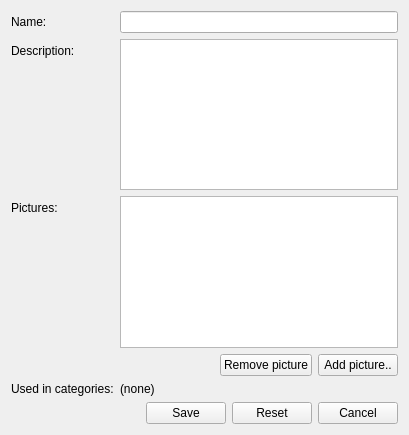
Wolframe/configurator, file client/uiforms/feature_edit.ui: the form before one commit.
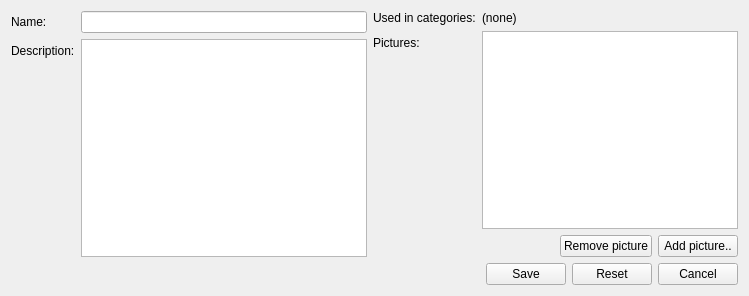
The form after the commit. Icons and pictures are not drawn.

Commit message: fixed layout of feature add/edit dialogs, updated todo list

Diff of the .ui file:
```diff
--- a/client/uiforms/feature_edit.ui
+++ b/client/uiforms/feature_edit.ui
@@ -6,8 +6,8 @@
    <rect>
     <x>0</x>
     <y>0</y>
-    <width>409</width>
-    <height>435</height>
+    <width>749</width>
+    <height>296</height>
    </rect>
   </property>
   <property name="windowTitle">
@@ -23,20 +23,62 @@
   <property name="answer" stdset="0">
    <string>Feature feature {id={main.id}; parentID={?}; root{{?}}; name{{main.name}}; description{{main.description}}; used_categories {{main.used_categories}}; picture[] {picture {id={?}}}}</string>
   </property>
-  <layout class="QFormLayout" name="formLayout">
-   <property name="fieldGrowthPolicy">
-    <enum>QFormLayout::AllNonFixedFieldsGrow</enum>
-   </property>
+  <layout class="QGridLayout" name="gridLayout">
+   <item row="6" column="0" colspan="2">
+    <layout class="QHBoxLayout" name="horizontalLayout_2">
+     <item>
+      <spacer name="horizontalSpacer">
+       <property name="orientation">
+        <enum>Qt::Horizontal</enum>
+       </property>
+       <property name="sizeHint" stdset="0">
+        <size>
+         <width>40</width>
+         <height>20</height>
+        </size>
+       </property>
+      </spacer>
+     </item>
+     <item>
+      <widget class="QPushButton" name="save">
+       <property name="text">
+        <string>Save</string>
+       </property>
+       <property name="action" stdset="0">
+        <string notr="true">updateFeature feature {id={main.id}; name{{main.name}}; description{{main.description}}; pictures {picture[] {id={main.pictures.id}}} }</string>
+       </property>
+       <property name="form" stdset="0">
+        <string notr="true">_CLOSE_</string>
+       </property>
+       <property name="datasignal:clicked" stdset="0">
+        <string>features</string>
+       </property>
+      </widget>
+     </item>
+     <item>
+      <widget class="QPushButton" name="reset">
+       <property name="text">
+        <string>Reset</string>
+       </property>
+       <property name="form" stdset="0">
+        <string notr="true">_RESET_</string>
+       </property>
+      </widget>
+     </item>
+     <item>
+      <widget class="QPushButton" name="cancel">
+       <property name="text">
+        <string>Cancel</string>
+       </property>
+       <property name="form" stdset="0">
+        <string notr="true">_CLOSE_</string>
+       </property>
+      </widget>
+     </item>
+    </layout>
+   </item>
    <item row="0" column="0">
-    <widget class="QLabel" name="label_name">
-     <property name="text">
-      <string>Name:</string>
-     </property>
-     <property name="buddy">
-      <cstring>name</cstring>
-     </property>
-    </widget>
-   </item>
+    <layout class="QFormLayout" name="formLayout_2">
    <item row="0" column="1">
     <widget class="QLineEdit" name="name">
      <property name="initialFocus" stdset="0">
@@ -44,6 +86,19 @@
      </property>
     </widget>
    </item>
+     <item row="0" column="0">
+      <widget class="QLabel" name="label_name">
+       <property name="text">
+        <string>Name:</string>
+       </property>
+       <property name="buddy">
+        <cstring>name</cstring>
+       </property>
+      </widget>
+     </item>
+     <item row="1" column="1">
+      <widget class="QPlainTextEdit" name="description"/>
+     </item>
    <item row="1" column="0">
     <widget class="QLabel" name="label_description">
      <property name="text">
@@ -54,20 +109,11 @@
      </property>
     </widget>
    </item>
+    </layout>
+   </item>
+   <item row="0" column="1">
+    <layout class="QFormLayout" name="formLayout_4">
    <item row="1" column="1">
-    <widget class="QPlainTextEdit" name="description"/>
-   </item>
-   <item row="2" column="0">
-    <widget class="QLabel" name="label">
-     <property name="text">
-      <string>Pictures:</string>
-     </property>
-     <property name="buddy">
-      <cstring>pictures</cstring>
-     </property>
-    </widget>
-   </item>
-   <item row="2" column="1">
     <widget class="QListWidget" name="pictures">
      <property name="iconSize">
       <size>
@@ -101,7 +147,31 @@
      </property>
     </widget>
    </item>
-   <item row="3" column="1">
+     <item row="1" column="0">
+      <widget class="QLabel" name="label">
+       <property name="text">
+        <string>Pictures:</string>
+       </property>
+       <property name="buddy">
+        <cstring>pictures</cstring>
+       </property>
+      </widget>
+     </item>
+     <item row="0" column="0">
+      <widget class="QLabel" name="label_2">
+       <property name="text">
+        <string>Used in categories:</string>
+       </property>
+      </widget>
+     </item>
+     <item row="0" column="1">
+      <widget class="QLabel" name="used_categories">
+       <property name="text">
+        <string>(none)</string>
+       </property>
+      </widget>
+     </item>
+     <item row="2" column="1">
     <layout class="QHBoxLayout" name="horizontalLayout">
      <item>
       <spacer name="horizontalSpacer_2">
@@ -143,71 +213,6 @@
       </widget>
      </item>
     </layout>
-   </item>
-   <item row="4" column="0">
-    <widget class="QLabel" name="label_2">
-     <property name="text">
-      <string>Used in categories:</string>
-     </property>
-    </widget>
-   </item>
-   <item row="4" column="1">
-    <widget class="QLabel" name="used_categories">
-     <property name="text">
-      <string>(none)</string>
-     </property>
-    </widget>
-   </item>
-   <item row="6" column="0" colspan="2">
-    <layout class="QHBoxLayout" name="horizontalLayout_2">
-     <item>
-      <spacer name="horizontalSpacer">
-       <property name="orientation">
-        <enum>Qt::Horizontal</enum>
-       </property>
-       <property name="sizeHint" stdset="0">
-        <size>
-         <width>40</width>
-         <height>20</height>
-        </size>
-       </property>
-      </spacer>
-     </item>
-     <item>
-      <widget class="QPushButton" name="save">
-       <property name="text">
-        <string>Save</string>
-       </property>
-       <property name="action" stdset="0">
-        <string notr="true">updateFeature feature {id={main.id}; name{{main.name}}; description{{main.description}}; pictures {picture[] {id={main.pictures.id}}} }</string>
-       </property>
-       <property name="form" stdset="0">
-        <string notr="true">_CLOSE_</string>
-       </property>
-       <property name="datasignal:clicked" stdset="0">
-        <string>features</string>
-       </property>
-      </widget>
-     </item>
-     <item>
-      <widget class="QPushButton" name="reset">
-       <property name="text">
-        <string>Reset</string>
-       </property>
-       <property name="form" stdset="0">
-        <string notr="true">_RESET_</string>
-       </property>
-      </widget>
-     </item>
-     <item>
-      <widget class="QPushButton" name="cancel">
-       <property name="text">
-        <string>Cancel</string>
-       </property>
-       <property name="form" stdset="0">
-        <string notr="true">_CLOSE_</string>
-       </property>
-      </widget>
      </item>
     </layout>
    </item>
```
Lines whose indentation alone changed are shown as unchanged. The commit also changes 2 other files.
